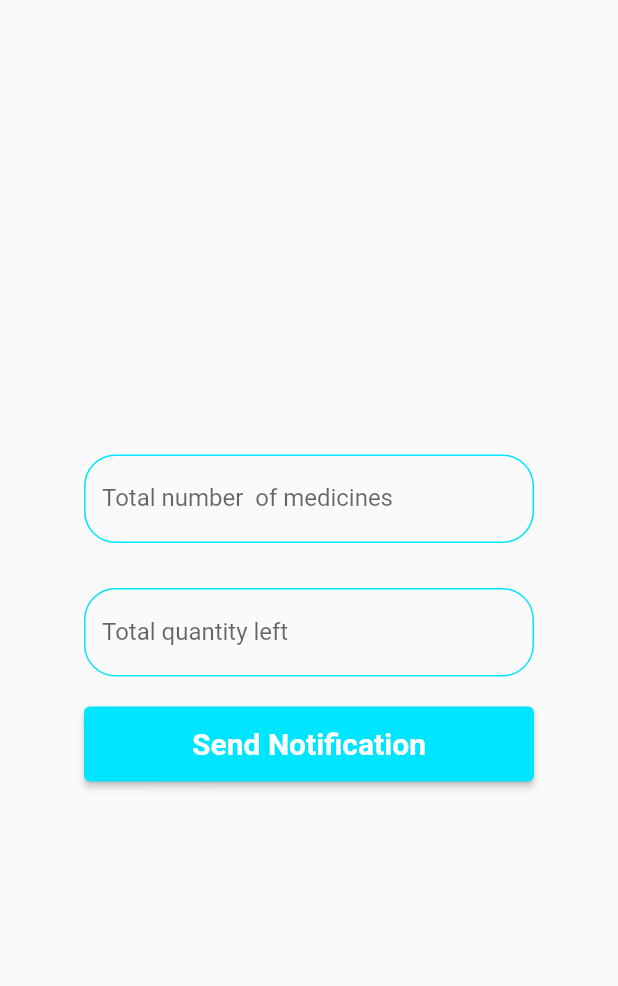
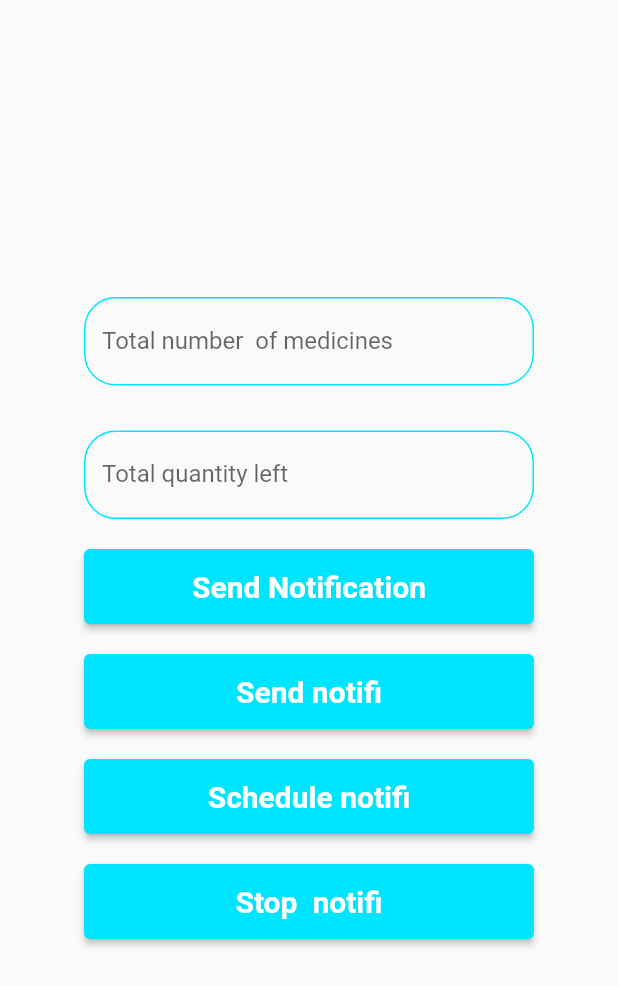
Before and after one commit to MedminderAJCE/MedMinder, a Flutter app: the refillremainder screen opened directly, on a phone screen of 412 x 824 dp. Shown: the top 986 px of the screen. Run offline on Flutter 3.47's test engine with Material 2 defaults, Android fonts, the phone set to English and light mode, and no system bars; our stand-ins replace cloud_firestore, firebase_auth, firebase_core, flutter_local_notifications, fluttertoast; accounts and stored records are empty.

Commit message:
local notification p1

```diff
--- a/lib/screens/refillremainder.dart
+++ b/lib/screens/refillremainder.dart
@@ -1,5 +1,6 @@
 import 'package:flutter/material.dart';
 // import 'package:login/screens/account.dart';
+import 'package:flutter_local_notifications/flutter_local_notifications.dart';
 
 class refillremainder extends StatefulWidget {
   const refillremainder({super.key});
@@ -9,6 +10,17 @@ class refillremainder extends StatefulWidget {
 }
 
 class _refillremainderState extends State<refillremainder> {
+  NotificationServices notificationServices = NotificationServices();
+
+
+  @override
+  void initState(){
+    super.initState();
+
+    notificationServices.initialiseNotification();
+  }
+
+
   @override
   Widget build(BuildContext context) {
     return Scaffold(
@@ -90,6 +102,74 @@ class _refillremainderState extends State<refillremainder> {
                           fontSize: 20,
                           color: Colors.white)),
                 ),
+                Container(
+                  height: 20,
+                ),
+
+                ElevatedButton(
+                  onPressed: () {
+                    notificationServices.sendNotification(
+                      "Time to refill the medicine",
+                       "time to fill the  xyz medicine");
+                    // Navigator.of(context).push(MaterialPageRoute(
+                    //     builder: (context) => const refillremainder()));
+                  },
+                  style: ElevatedButton.styleFrom(
+                    minimumSize: const Size(320.0, 50.0),
+                    backgroundColor: const Color(0xFF00E5FF),
+                  ),
+                  child: const Text('Send notifi',
+                      style: TextStyle(
+                          fontWeight: FontWeight.bold,
+                          fontSize: 20,
+                          color: Colors.white)),
+                ),
+
+                    Container(
+                  height: 20,
+                ),
+
+                ElevatedButton(
+                  onPressed: () {
+                    notificationServices.scheduleNotification(
+                      'scheduled for minute',
+                      'test');
+                    // Navigator.of(context).push(MaterialPageRoute(
+                    //     builder: (context) => const refillremainder()));
+                  },
+                  style: ElevatedButton.styleFrom(
+                    minimumSize: const Size(320.0, 50.0),
+                    backgroundColor: const Color(0xFF00E5FF),
+                  ),
+                  child: const Text('Schedule notifi',
+                      style: TextStyle(
+                          fontWeight: FontWeight.bold,
+                          fontSize: 20,
+                          color: Colors.white)),
+                ),
+
+
+
+                    Container(
+                  height: 20,
+                ),
+
+                ElevatedButton(
+                  onPressed: () {
+                    notificationServices.stopnotification();
+                    // Navigator.of(context).push(MaterialPageRoute(
+                    //     builder: (context) => const refillremainder()));
+                  },
+                  style: ElevatedButton.styleFrom(
+                    minimumSize: const Size(320.0, 50.0),
+                    backgroundColor: const Color(0xFF00E5FF),
+                  ),
+                  child: const Text('Stop  notifi',
+                      style: TextStyle(
+                          fontWeight: FontWeight.bold,
+                          fontSize: 20,
+                          color: Colors.white)),
+                ),
               ],
             ),
           ),
@@ -98,3 +178,62 @@ class _refillremainderState extends State<refillremainder> {
     );
   }
 }
+class NotificationServices{
+  final FlutterLocalNotificationsPlugin _flutterLocalNotificationsPlugin =
+  FlutterLocalNotificationsPlugin();
+
+  final AndroidInitializationSettings _androidInitializationSettings = AndroidInitializationSettings('mipmap/ic_launcher');
+
+  void initialiseNotification() async {
+    InitializationSettings initializationSettings = InitializationSettings(
+      android: _androidInitializationSettings,
+
+    );
+     await _flutterLocalNotificationsPlugin.initialize(initializationSettings);
+  }
+
+
+  void sendNotification(String title , String body) async {
+
+      AndroidNotificationDetails androidnotificationdetails =const AndroidNotificationDetails(
+        'channelId',
+        'channelName',
+        importance: Importance.max ,
+        // icon: "icon",
+        priority: Priority.high);
+
+         NotificationDetails notificationDetails=NotificationDetails(
+          android: androidnotificationdetails
+         );
+
+   await  _flutterLocalNotificationsPlugin.show(
+      0,
+      title,
+       body,
+       notificationDetails);
+  }
+  void scheduleNotification(String title , String body) async {
+
+      AndroidNotificationDetails androidnotificationdetails =const AndroidNotificationDetails(
+        'channelId',
+        'channelName',
+        importance: Importance.max ,
+        // icon: "icon",
+        priority: Priority.high);
+
+         NotificationDetails notificationDetails=NotificationDetails(
+          android: androidnotificationdetails
+         );
+
+   await  _flutterLocalNotificationsPlugin.periodicallyShow(
+      0,
+      title,
+       body,
+       RepeatInterval.everyMinute,
+       notificationDetails);
+  }
+  void stopnotification() async {
+    _flutterLocalNotificationsPlugin.cancel(0);
+  }
+
+}
--- a/pubspec.yaml
+++ b/pubspec.yaml
@@ -44,6 +44,7 @@ dependencies:
   firebase_core: ^2.9.0
   fluttertoast: ^8.2.1
   cloud_firestore: ^4.5.0
+  flutter_local_notifications: ^9.7.0
 
   # google_nav_bar: ^5.0.6
   #added dependency
```
Also changed, not shown: pubspec.lock, 1 other file.
